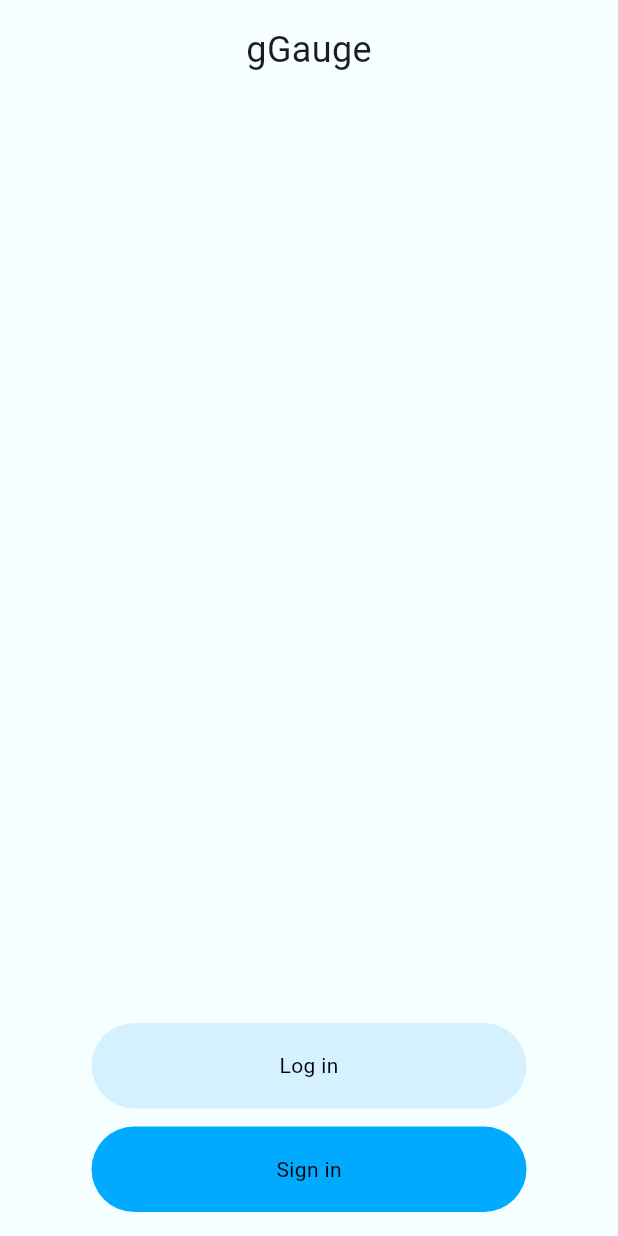
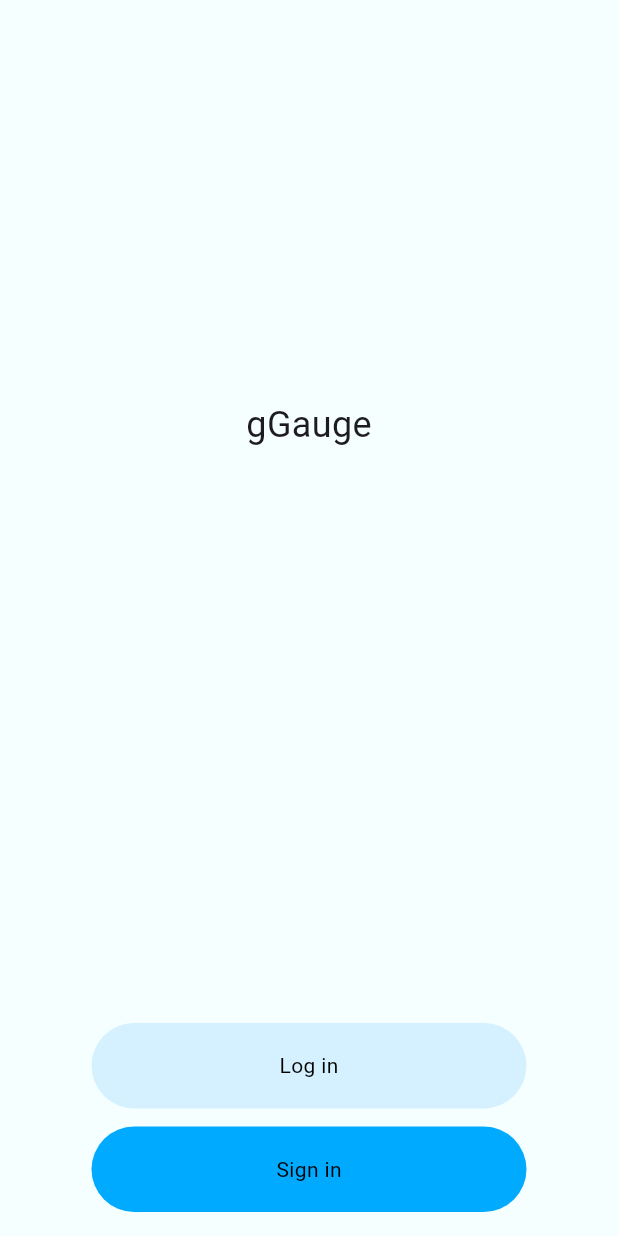
Before and after one commit to TushigBro/glucose-monitoring, a Flutter app: the screen it shows after launch, on a phone screen of 412 x 824 dp. Run offline on Flutter 3.47's test engine with Material 3 defaults, Android fonts, the phone set to English and light mode, and no system bars; Roboto replaces fonts that are missing (SF Pro Text).

Commit message:
landing page initialize

```diff
--- a/lib/log_in.dart
+++ b/lib/log_in.dart
@@ -18,6 +18,7 @@ class _LoginScreenState extends State<LoginScreen> {
           mainAxisAlignment: MainAxisAlignment.start,
           crossAxisAlignment: CrossAxisAlignment.start,
           children: [
+            const SizedBox(height: 250),
             Center(
               child: const Text(
                 'gGauge',
@@ -28,6 +29,7 @@ class _LoginScreenState extends State<LoginScreen> {
               ),
             ),
             const SizedBox(height: 12),
+
             //Spacer -> Дараагийн widget хүртэлх боломжтой бүх зайг авч байгаа (Expanded)
             const Spacer(flex: 1),
             Center(
```
